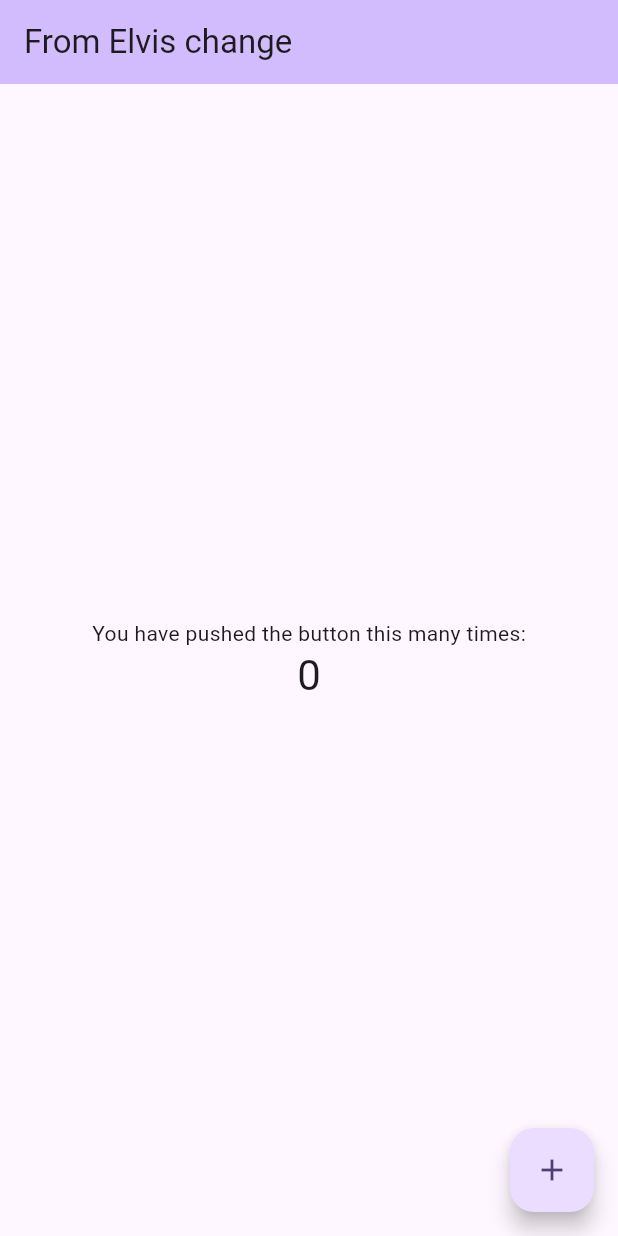
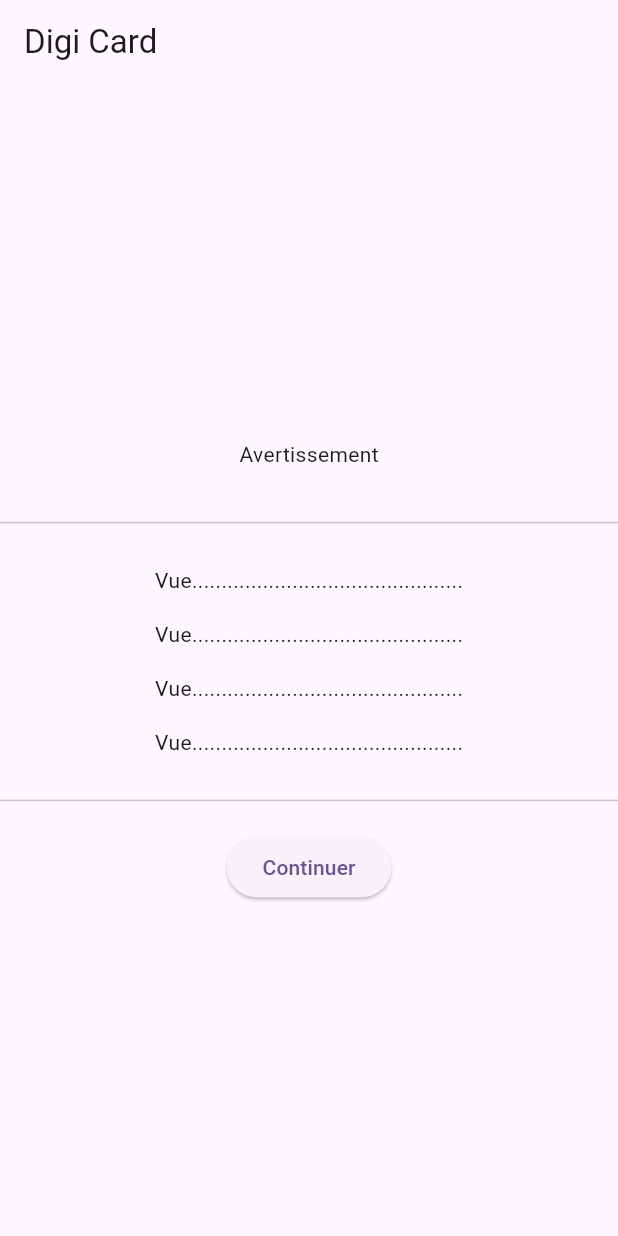
Before and after one commit to Ng-1804/digital_card, a Flutter app: the screen it shows after launch, on a phone screen of 412 x 824 dp. Run offline on Flutter 3.47's test engine with Material 2 defaults, Android fonts, the phone set to English and light mode, and no system bars; our stand-ins replace camera.

Commit message:
Paul Modification 20-08-2023 16:00
Signed-off-by: Ng-1804 <pauldestine70@gmail.com>

```diff
--- a/lib/main.dart
+++ b/lib/main.dart
@@ -1,6 +1,12 @@
+import 'package:camera/camera.dart';
+import 'package:digital_card/screens/avertissement_screen_paul.dart';
+import 'package:digital_card/services/constantes.dart';
 import 'package:flutter/material.dart';
 
-void main() {
+Future<void> main() async {
+  WidgetsFlutterBinding.ensureInitialized();
+  cameras = await availableCameras();
+  print('-----------------------------\n\n$cameras\n\n--------------------------------');
   runApp(const MyApp());
 }
 
@@ -11,60 +17,13 @@ class MyApp extends StatelessWidget {
   @override
   Widget build(BuildContext context) {
     return MaterialApp(
-      title: 'Digital card hghg',
+      debugShowCheckedModeBanner: false,
+      title: 'Digi Card',
       theme: ThemeData(
         colorScheme: ColorScheme.fromSeed(seedColor: Colors.deepPurple),
         useMaterial3: true,
       ),
-      home: const MyHomePage(title: 'From Elvis change'),
+      home: const AvertissementScreenPaul()
     );
   }
 }
-
-class MyHomePage extends StatefulWidget {
-  const MyHomePage({super.key, required this.title});
-
-  final String title;
-
-  @override
-  State<MyHomePage> createState() => _MyHomePageState();
-}
-
-class _MyHomePageState extends State<MyHomePage> {
-  int _counter = 0;
-
-  void _incrementCounter() {
-    setState(() {
-      _counter++;
-    });
-  }
-
-  @override
-  Widget build(BuildContext context) {
-    return Scaffold(
-      appBar: AppBar(
-        backgroundColor: Theme.of(context).colorScheme.inversePrimary,
-        title: Text(widget.title),
-      ),
-      body: Center(
-        child: Column(
-          mainAxisAlignment: MainAxisAlignment.center,
-          children: <Widget>[
-            const Text(
-              'You have pushed the button this many times:',
-            ),
-            Text(
-              '$_counter',
-              style: Theme.of(context).textTheme.headlineMedium,
-            ),
-          ],
-        ),
-      ),
-      floatingActionButton: FloatingActionButton(
-        onPressed: _incrementCounter,
-        tooltip: 'Increment',
-        child: const Icon(Icons.add),
-      ), // This trailing comma makes auto-formatting nicer for build methods.
-    );
-  }
-}
--- /dev/null
+++ b/lib/screens/avertissement_screen_paul.dart
@@ -0,0 +1,49 @@
+import 'package:flutter/material.dart';
+
+import 'eta_civil_info_pass_screen_paul.dart';
+class AvertissementScreenPaul extends StatefulWidget {
+  const AvertissementScreenPaul({super.key});
+
+  @override
+  State<AvertissementScreenPaul> createState() => _AvertissementScreenPaulState();
+}
+
+class _AvertissementScreenPaulState extends State<AvertissementScreenPaul> {
+  @override
+  Widget build(BuildContext context) {
+    return Scaffold(
+      appBar: AppBar(title: const Text("Digi Card"),),
+      body: Column(
+        mainAxisAlignment: MainAxisAlignment.center,
+        children: [
+          makeAverstissement("Avertissement", 18, FontWeight.bold, FontStyle.normal, 15),
+          Divider(height: MediaQuery.of(context).size.height*0.05,),
+          makeAverstissement("Vue..............................................", 15, FontWeight.normal, FontStyle.italic, 8),
+          makeAverstissement("Vue..............................................", 15, FontWeight.normal, FontStyle.italic, 8),
+          makeAverstissement("Vue..............................................", 15, FontWeight.normal, FontStyle.italic, 8),
+          makeAverstissement("Vue..............................................", 15, FontWeight.normal, FontStyle.italic, 8),
+          Divider(height: MediaQuery.of(context).size.height*0.05,),
+
+          Center(
+            child: ElevatedButton(
+                onPressed: (){
+                  Navigator.push(
+                    context,
+                    MaterialPageRoute(builder: (context) => const EtatCivilInfoPassScreenPaul()),
+                  );
+                },
+                child: const Text("Continuer")
+            ),
+          )
+        ],
+      ),
+    );
+  }
+
+  Padding makeAverstissement(String text, double fontSize, FontWeight fontWeight, FontStyle fontStyle, double padding){
+    return Padding(
+      padding:  EdgeInsets.all(padding),
+      child: Text(text),
+    );
+  }
+}
--- /dev/null
+++ b/lib/services/constantes.dart
@@ -0,0 +1,3 @@
+late final cameras;
+String rectoImagePath = "/data/user/0/com.example.digital_card/cache/CAP5161143800643213320.jpg";
+String versoImagePath = "";
--- a/pubspec.yaml
+++ b/pubspec.yaml
@@ -35,6 +35,7 @@ dependencies:
   # The following adds the Cupertino Icons font to your application.
   # Use with the CupertinoIcons class for iOS style icons.
   cupertino_icons: ^1.0.2
+  camera:
 
 dev_dependencies:
   flutter_test:
```
Also changed, not shown: lib/fonctions/barre_de_titre_paul.dart (added, +18 -0 lines), lib/screens/camera_screen_take_photo_paul.dart (added, +114 -0 lines), lib/screens/eta_civil_info_pass_screen_paul.dart (added, +144 -0 lines), lib/screens/etat_civil_info_supplementaire_paul.dart (added, +77 -0 lines), lib/screens/etat_civil_photo_screen_photo.dart (added, +76 -0 lines), lib/screens/home_screen.dart (added, +34 -0 lines), pubspec.lock, 1 other file.
